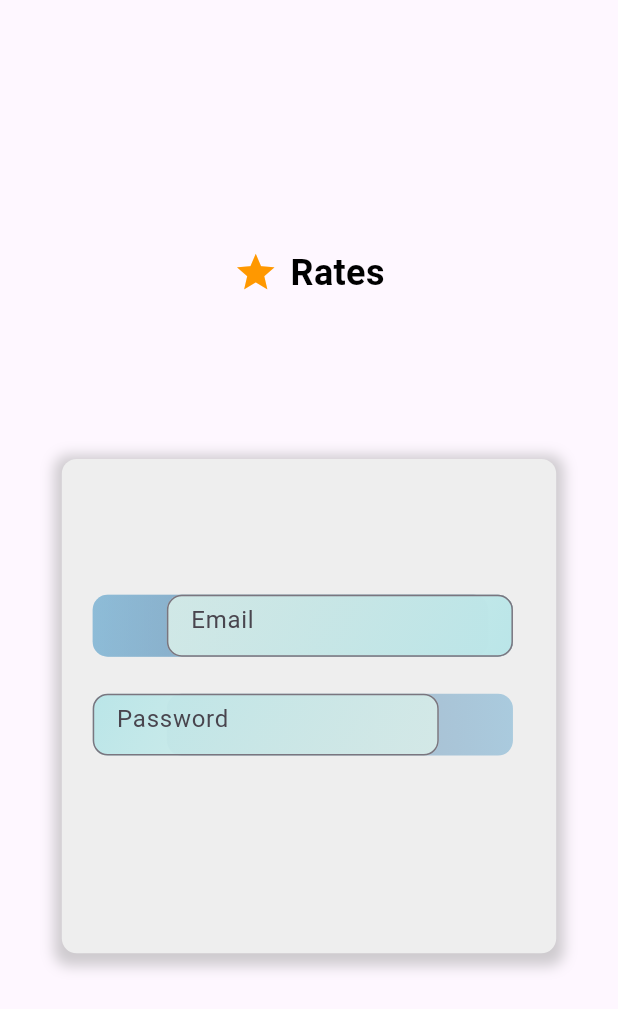
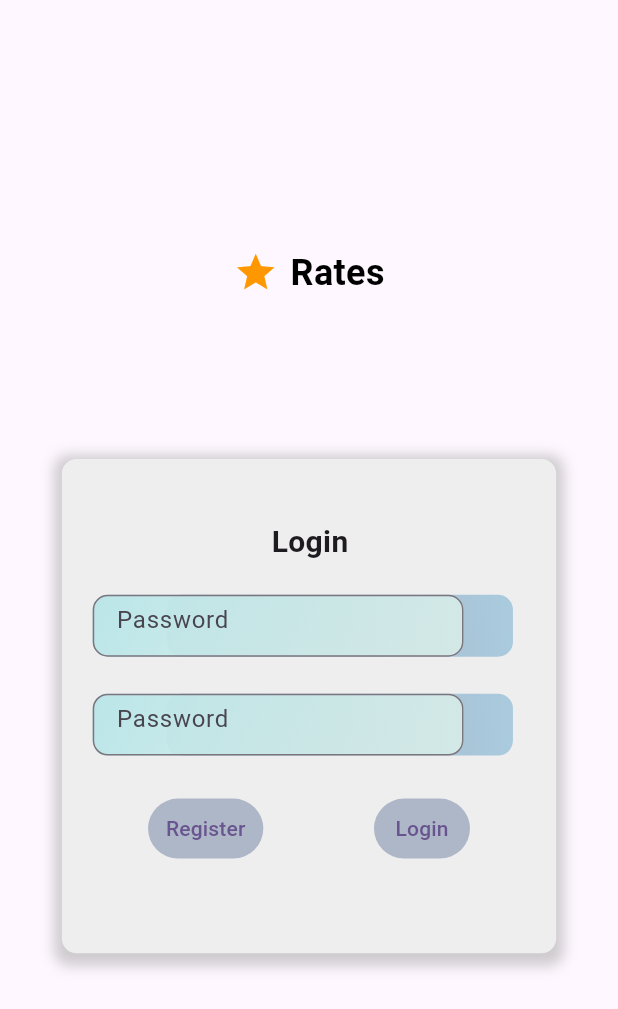
Before and after one commit to BasharAileh/Rates, a Flutter app: the screen it shows after launch, on a phone screen of 412 x 824 dp. Shown: the top 1009 px of the screen. Run offline on Flutter 3.47's test engine with Material 3 defaults, Android fonts, the phone set to English and light mode, and no system bars; our stand-ins replace firebase_auth, firebase_core, flutter_rating_bar, font_awesome_flutter; accounts and stored records are empty.

Commit message:
trying to merge

```diff
--- a/GP-App/lib/Pages/login_page.dart
+++ b/GP-App/lib/Pages/login_page.dart
@@ -1,6 +1,9 @@
+import 'package:firebase_auth/firebase_auth.dart';
 import 'package:flutter/material.dart';
 import 'package:rates/constants/aspect_ratio.dart';
-import 'dart:developer' as developer show log;
+import 'package:rates/constants/routes.dart';
+import 'package:rates/pages/register_page.dart';
+import 'dart:developer' as devtools show log;
 import 'package:rates/pages/temp_logo.dart';
 
 class LoginPage extends StatefulWidget {
@@ -11,6 +14,23 @@ class LoginPage extends StatefulWidget {
 }
 
 class _LoginPageState extends State<LoginPage> {
+  late final TextEditingController _email;
+  late final TextEditingController _password;
+
+  @override
+  void initState() {
+    _email = TextEditingController();
+    _password = TextEditingController();
+    super.initState();
+  }
+
+  @override
+  void dispose() {
+    _email.dispose();
+    _password.dispose();
+    super.dispose();
+  }
+
   @override
   Widget build(BuildContext context) {
     return Scaffold(
@@ -30,6 +50,25 @@ class _LoginPageState extends State<LoginPage> {
                       maxWidth: AspectRatios.width * 0.8,
                     ),
                     child: LayoutBuilder(builder: (context, constraints) {
+                      /* String loginText = "Login";
+                      TextStyle style = const TextStyle(
+                        fontSize: 20,
+                        fontWeight: FontWeight.bold,
+                      );
+                       */
+                      Text loginText = const Text(
+                        'Login',
+                        style: TextStyle(
+                          fontSize: 20,
+                          fontWeight: FontWeight.bold,
+                        ),
+                      );
+                      TextPainter textPainter = TextPainter(
+                        text: TextSpan(
+                            text: loginText.data, style: loginText.style),
+                        textDirection: TextDirection.ltr,
+                      )..layout();
+                      double textWidth = textPainter.width;
                       return Container(
                         width: constraints.maxHeight,
                         height: constraints.maxHeight,
@@ -55,14 +94,21 @@ class _LoginPageState extends State<LoginPage> {
                         child: Stack(
                           children: [
                             Positioned(
+                                top: constraints.maxHeight * 0.05,
+                                left: (constraints.maxWidth * 0.5) -
+                                    (textWidth / 2) -
+                                    AspectRatios.width * 0.05,
+                                child: loginText),
+                            Positioned(
                               top: constraints.maxHeight * 0.2,
+                              left: constraints.maxWidth * 0.15,
                               child: Container(
-                                width: constraints.maxWidth * 0.8,
+                                width: constraints.maxWidth * 0.7,
                                 height: constraints.maxHeight * 0.125,
                                 decoration: BoxDecoration(
                                   gradient: const LinearGradient(
-                                    begin: Alignment.topLeft,
-                                    end: Alignment.centerRight,
+                                    begin: Alignment.topRight,
+                                    end: Alignment.centerLeft,
                                     colors: [
                                       Color.fromARGB(150, 122, 178, 211),
                                       Color.fromARGB(100, 74, 98, 138),
@@ -74,13 +120,12 @@ class _LoginPageState extends State<LoginPage> {
                             ),
                             Positioned(
                               top: constraints.maxHeight * 0.2,
-                              left: constraints.maxWidth * 0.15,
                               child: Container(
                                 decoration: BoxDecoration(
                                   gradient: const LinearGradient(
                                     transform: GradientRotation(0.5),
-                                    begin: Alignment.centerLeft,
-                                    end: Alignment.centerRight,
+                                    begin: Alignment.centerRight,
+                                    end: Alignment.centerLeft,
                                     colors: [
                                       Color.fromARGB(200, 223, 242, 235),
                                       Color.fromARGB(255, 185, 229, 232),
@@ -89,15 +134,12 @@ class _LoginPageState extends State<LoginPage> {
                                   borderRadius: BorderRadius.circular(10),
                                 ),
                                 child: SizedBox(
-                                  width: constraints.maxWidth * 0.7,
+                                  width: constraints.maxWidth * 0.75,
                                   height: constraints.maxHeight * 0.125,
                                   child: TextField(
-                                    onChanged: (value) {
-                                      developer
-                                          .log('==${constraints.maxWidth}');
-                                    },
+                                    controller: _password,
                                     decoration: InputDecoration(
-                                      hintText: 'Email',
+                                      hintText: 'Password',
                                       border: OutlineInputBorder(
                                         borderRadius: BorderRadius.circular(10),
                                       ),
@@ -141,13 +183,10 @@ class _LoginPageState extends State<LoginPage> {
                                   borderRadius: BorderRadius.circular(10),
                                 ),
                                 child: SizedBox(
-                                  width: constraints.maxWidth * 0.7,
+                                  width: constraints.maxWidth * 0.75,
                                   height: constraints.maxHeight * 0.125,
                                   child: TextField(
-                                    onChanged: (value) {
-                                      developer
-                                          .log('==${constraints.maxWidth}');
-                                    },
+                                    controller: _password,
                                     decoration: InputDecoration(
                                       hintText: 'Password',
                                       border: OutlineInputBorder(
@@ -159,55 +198,69 @@ class _LoginPageState extends State<LoginPage> {
                               ),
                             ),
                             Positioned(
-                              top: constraints.maxHeight * 0.2,
-                              child: Container(
-                                width: constraints.maxWidth * 0.8,
-                                height: constraints.maxHeight * 0.125,
-                                decoration: BoxDecoration(
-                                  gradient: const LinearGradient(
-                                    begin: Alignment.topLeft,
-                                    end: Alignment.centerRight,
-                                    colors: [
-                                      Color.fromARGB(150, 122, 178, 211),
-                                      Color.fromARGB(100, 74, 98, 138),
-                                    ],
+                              top: constraints.maxHeight * 0.6,
+                              left: constraints.maxWidth * 0.1,
+                              right: constraints.maxWidth * 0.1,
+                              child: Row(
+                                mainAxisAlignment:
+                                    MainAxisAlignment.spaceEvenly,
+                                children: [
+                                  TextButton(
+                                    onPressed: () {
+                                      showDialog(
+                                        context: context,
+                                        builder: (ctx) {
+                                          return Dialog(
+                                            child: ClipRRect(
+                                              borderRadius:
+                                                  BorderRadius.circular(20),
+                                              child: SizedBox(
+                                                  width:
+                                                      AspectRatios.width * 0.8,
+                                                  height: AspectRatios.height *
+                                                      0.65,
+                                                  child: const RegisterPage()),
+                                            ),
+                                          );
+                                        },
+                                      );
+                                    },
+                                    style: TextButton.styleFrom(
+                                      backgroundColor: const Color.fromARGB(
+                                          100, 74, 98, 138),
+                                    ),
+                                    child: const Text('Register'),
                                   ),
-                                  borderRadius: BorderRadius.circular(10),
-                                ),
-                              ),
-                            ),
-                            Positioned(
-                              top: constraints.maxHeight * 0.2,
-                              left: constraints.maxWidth * 0.15,
-                              child: Container(
-                                decoration: BoxDecoration(
-                                  gradient: const LinearGradient(
-                                    transform: GradientRotation(0.5),
-                                    begin: Alignment.centerLeft,
-                                    end: Alignment.centerRight,
-                                    colors: [
-                                      Color.fromARGB(200, 223, 242, 235),
-                                      Color.fromARGB(255, 185, 229, 232),
-                                    ],
+                                  SizedBox(
+                                    width: constraints.maxWidth * 0.2,
                                   ),
-                                  borderRadius: BorderRadius.circular(10),
-                                ),
-                                child: SizedBox(
-                                  width: constraints.maxWidth * 0.7,
-                                  height: constraints.maxHeight * 0.125,
-                                  child: TextField(
-                                    onChanged: (value) {
-                                      developer
-                                          .log('==${constraints.maxWidth}');
+                                  TextButton(
+                                    onPressed: () async {
+                                      final email = _email.text;
+                                      final password = _password.text;
+                                      try {
+                                        await FirebaseAuth.instance
+                                            .signInWithEmailAndPassword(
+                                          email: email,
+                                          password: password,
+                                        );
+                                        //todo: navigate to home page
+                                      } on FirebaseAuthException catch (e) {
+                                        if (e.code == 'invalid-credential') {
+                                          devtools.log('user not found');
+                                        } else {
+                                          devtools.log(
+                                              'something went wrong\n ${e.code}');
+                                        }
+                                      }
                                     },
-                                    decoration: InputDecoration(
-                                      hintText: 'Email',
-                                      border: OutlineInputBorder(
-                                        borderRadius: BorderRadius.circular(10),
-                                      ),
+                                    style: TextButton.styleFrom(
+                                      backgroundColor: const Color.fromARGB(
+                                          100, 74, 98, 138),
                                     ),
+                                    child: const Text('Login'),
                                   ),
-                                ),
+                                ],
                               ),
                             ),
                           ],
```
